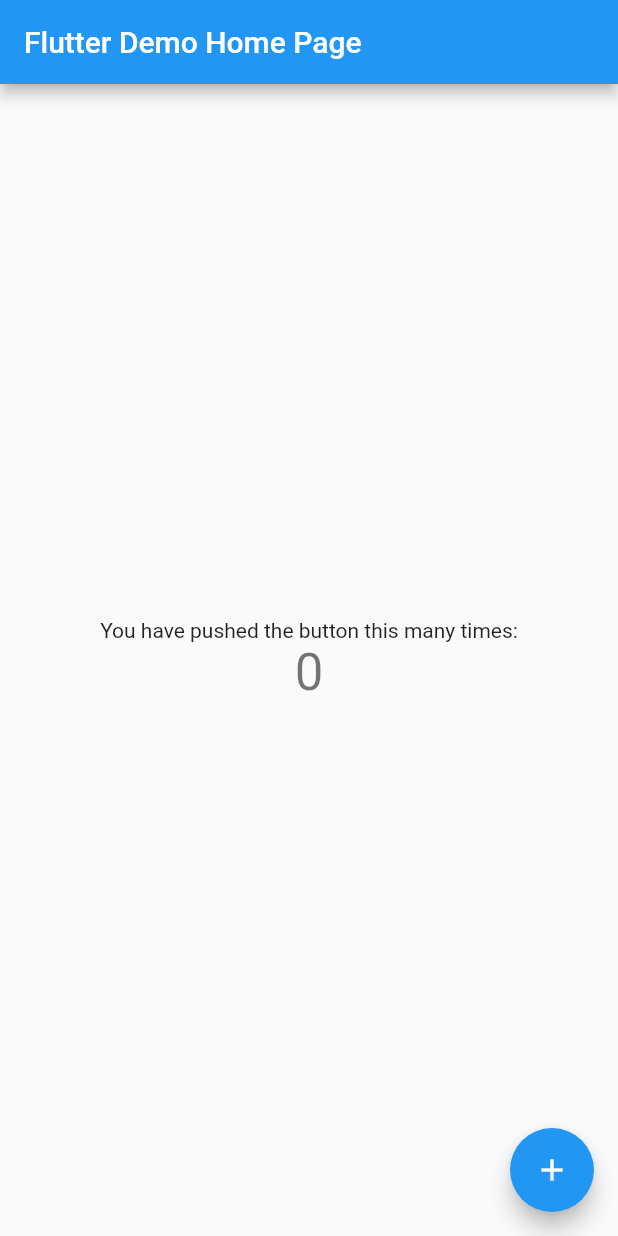
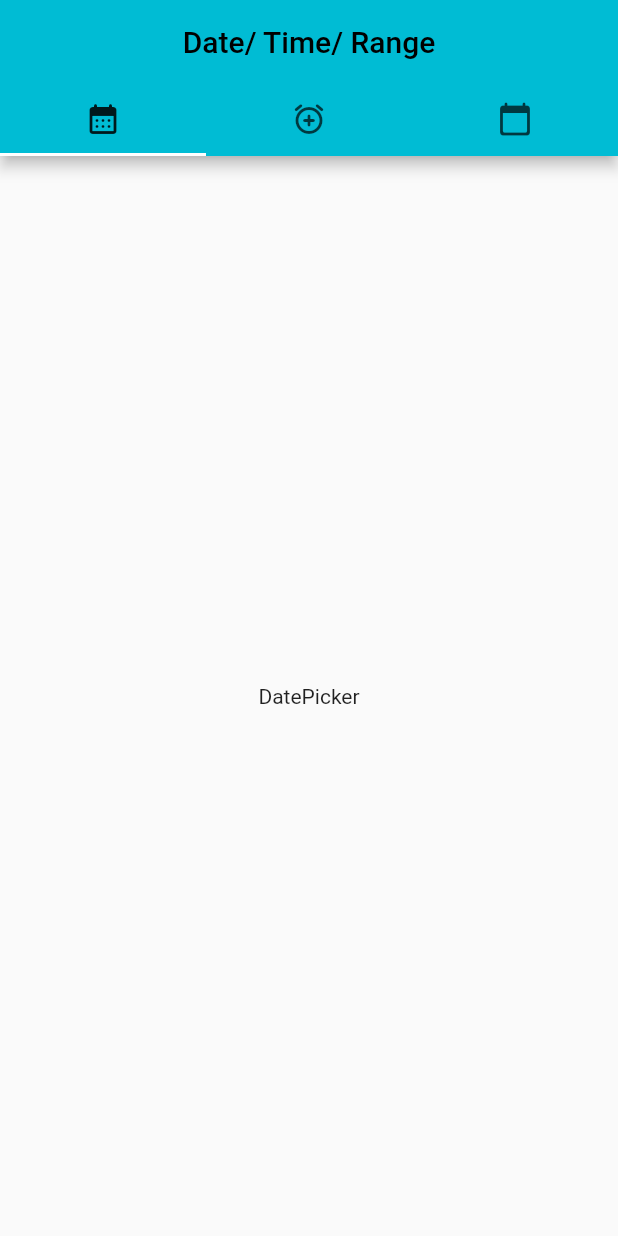
Before and after one commit to VeronikaLo/Date_picker, a Flutter app: the screen it shows after launch, on a phone screen of 412 x 824 dp. Run offline on Flutter 3.47's test engine with Material 2 defaults, Android fonts, the phone set to English and light mode, and no system bars.

```diff
--- a/lib/main.dart
+++ b/lib/main.dart
@@ -1,7 +1,10 @@
+import 'package:date/screens/date_picker_screen.dart';
+import 'package:date/screens/range_screen.dart';
+import 'package:date/screens/time_picker_screen.dart';
 import 'package:flutter/material.dart';
 
 void main() {
-  runApp(const MyApp());
+  runApp( const MyApp());
 }
 
 class MyApp extends StatelessWidget {
@@ -11,105 +14,45 @@ class MyApp extends StatelessWidget {
   @override
   Widget build(BuildContext context) {
     return MaterialApp(
-      title: 'Flutter Demo',
+      title: 'Date/Time/Range',
       theme: ThemeData(
-        // This is the theme of your application.
-        //
-        // Try running your application with "flutter run". You'll see the
-        // application has a blue toolbar. Then, without quitting the app, try
-        // changing the primarySwatch below to Colors.green and then invoke
-        // "hot reload" (press "r" in the console where you ran "flutter run",
-        // or simply save your changes to "hot reload" in a Flutter IDE).
-        // Notice that the counter didn't reset back to zero; the application
-        // is not restarted.
-        primarySwatch: Colors.blue,
+        primarySwatch:  Colors.cyan,
       ),
-      home: const MyHomePage(title: 'Flutter Demo Home Page'),
+      home: const MyHomePage(),
     );
   }
 }
 
 class MyHomePage extends StatefulWidget {
-  const MyHomePage({super.key, required this.title});
-
-  // This widget is the home page of your application. It is stateful, meaning
-  // that it has a State object (defined below) that contains fields that affect
-  // how it looks.
-
-  // This class is the configuration for the state. It holds the values (in this
-  // case the title) provided by the parent (in this case the App widget) and
-  // used by the build method of the State. Fields in a Widget subclass are
-  // always marked "final".
-
-  final String title;
+  const MyHomePage({super.key});
 
   @override
   State<MyHomePage> createState() => _MyHomePageState();
 }
 
 class _MyHomePageState extends State<MyHomePage> {
-  int _counter = 0;
-
-  void _incrementCounter() {
-    setState(() {
-      // This call to setState tells the Flutter framework that something has
-      // changed in this State, which causes it to rerun the build method below
-      // so that the display can reflect the updated values. If we changed
-      // _counter without calling setState(), then the build method would not be
-      // called again, and so nothing would appear to happen.
-      _counter++;
-    });
+  @override
+  Widget build(BuildContext context) {
+    return  DefaultTabController(
+      length: 3,
+      child: Scaffold(
+        appBar: AppBar(
+          title: const Text('Date/ Time/ Range'),
+          centerTitle: true,
+          bottom: const TabBar(
+            tabs: [
+              Tab(icon: Icon(Icons.calendar_month_rounded)),
+              Tab(icon: Icon(Icons.alarm_add_rounded)),
+              Tab(icon: Icon(Icons. calendar_today_rounded)),
+            ]), ) ,
+        body: const TabBarView(
+          children: [
+            DatePicker(),
+            TimePicker(),
+            RangePicker(),
+          ]),
+      ));
   }
 
-  @override
-  Widget build(BuildContext context) {
-    // This method is rerun every time setState is called, for instance as done
-    // by the _incrementCounter method above.
-    //
-    // The Flutter framework has been optimized to make rerunning build methods
-    // fast, so that you can just rebuild anything that needs updating rather
-    // than having to individually change instances of widgets.
-    return Scaffold(
-      appBar: AppBar(
-        // Here we take the value from the MyHomePage object that was created by
-        // the App.build method, and use it to set our appbar title.
-        title: Text(widget.title),
-      ),
-      body: Center(
-        // Center is a layout widget. It takes a single child and positions it
-        // in the middle of the parent.
-        child: Column(
-          // Column is also a layout widget. It takes a list of children and
-          // arranges them vertically. By default, it sizes itself to fit its
-          // children horizontally, and tries to be as tall as its parent.
-          //
-          // Invoke "debug painting" (press "p" in the console, choose the
-          // "Toggle Debug Paint" action from the Flutter Inspector in Android
-          // Studio, or the "Toggle Debug Paint" command in Visual Studio Code)
-          // to see the wireframe for each widget.
-          //
-          // Column has various properties to control how it sizes itself and
-          // how it positions its children. Here we use mainAxisAlignment to
-          // center the children vertically; the main axis here is the vertical
-          // axis because Columns are vertical (the cross axis would be
-          // horizontal).
-          mainAxisAlignment: MainAxisAlignment.center,
-          children: <Widget>[
-            const Text(
-              'You have pushed the button this many times:',
-            ),
-            Text(
-              '$_counter',
-              style: Theme.of(context).textTheme.headline4,
-            ),
-          ],
-        ),
-      ),
-      floatingActionButton: FloatingActionButton(
-        onPressed: _incrementCounter,
-        tooltip: 'Increment',
-        child: const Icon(Icons.add),
-      ), // This trailing comma makes auto-formatting nicer for build methods.
-    );
-  }
+
 }
--- /dev/null
+++ b/lib/screens/date_picker_screen.dart
@@ -0,0 +1,21 @@
+import 'package:flutter/foundation.dart';
+import 'package:flutter/material.dart';
+
+
+class DatePicker extends StatefulWidget {
+  const DatePicker({super.key});
+
+  @override
+  State<DatePicker> createState() => _DatePickerState();
+}
+
+class _DatePickerState extends State<DatePicker> {
+  @override
+  Widget build(BuildContext context) {
+    return  const Scaffold(
+      body:  Center(
+      child: Text('DatePicker'),
+    ),
+    );
+  }
+}
```
Also changed, not shown: lib/screens/range_screen.dart (added, +20 -0 lines), lib/screens/time_picker_screen.dart (added, +20 -0 lines).
